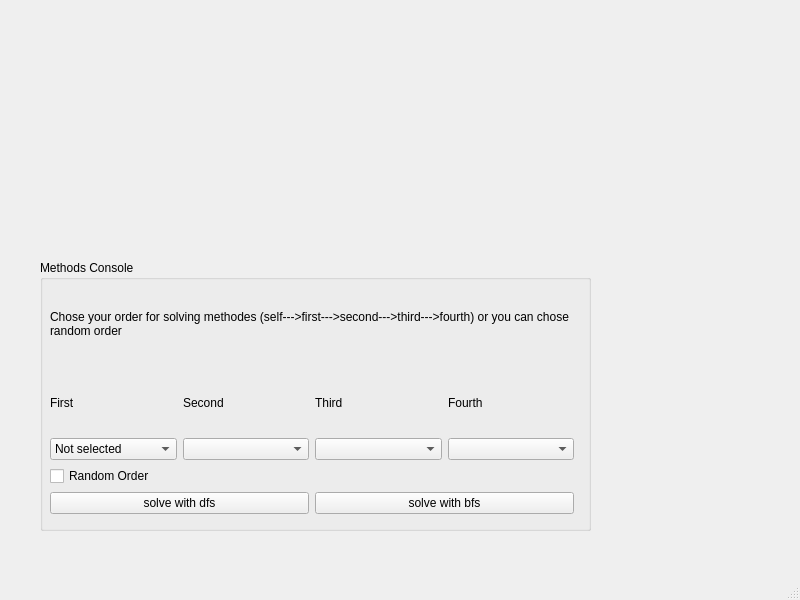
Above: graphicmaze.ui from mohake-keshavarzi/Mohammad-Hadi-Keshavarzi before the change. Below: the same form after it.
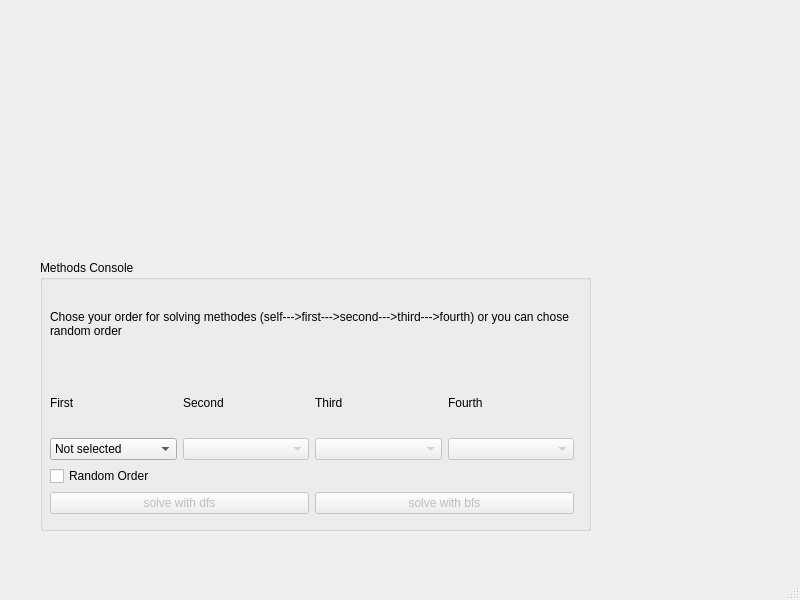
That is the form after the change.

The edit to the form file:
```diff
--- a/graphicmaze.ui
+++ b/graphicmaze.ui
@@ -117,7 +117,11 @@
            </widget>
           </item>
           <item>
-           <widget class="QComboBox" name="second_comb"/>
+           <widget class="QComboBox" name="second_comb">
+            <property name="enabled">
+             <bool>false</bool>
+            </property>
+           </widget>
           </item>
          </layout>
         </item>
@@ -131,7 +135,11 @@
            </widget>
           </item>
           <item>
-           <widget class="QComboBox" name="third_comb"/>
+           <widget class="QComboBox" name="third_comb">
+            <property name="enabled">
+             <bool>false</bool>
+            </property>
+           </widget>
           </item>
          </layout>
         </item>
@@ -145,7 +153,11 @@
            </widget>
           </item>
           <item>
-           <widget class="QComboBox" name="fourth_comb"/>
+           <widget class="QComboBox" name="fourth_comb">
+            <property name="enabled">
+             <bool>false</bool>
+            </property>
+           </widget>
           </item>
          </layout>
         </item>
@@ -162,6 +174,9 @@
        <layout class="QHBoxLayout" name="methods_horizontalLayout">
         <item>
          <widget class="QPushButton" name="dfs_sol_pb">
+          <property name="enabled">
+           <bool>false</bool>
+          </property>
           <property name="text">
            <string>solve with dfs</string>
           </property>
@@ -169,6 +184,9 @@
         </item>
         <item>
          <widget class="QPushButton" name="bfs_sol_pb">
+          <property name="enabled">
+           <bool>false</bool>
+          </property>
           <property name="text">
            <string>solve with bfs</string>
           </property>
```
